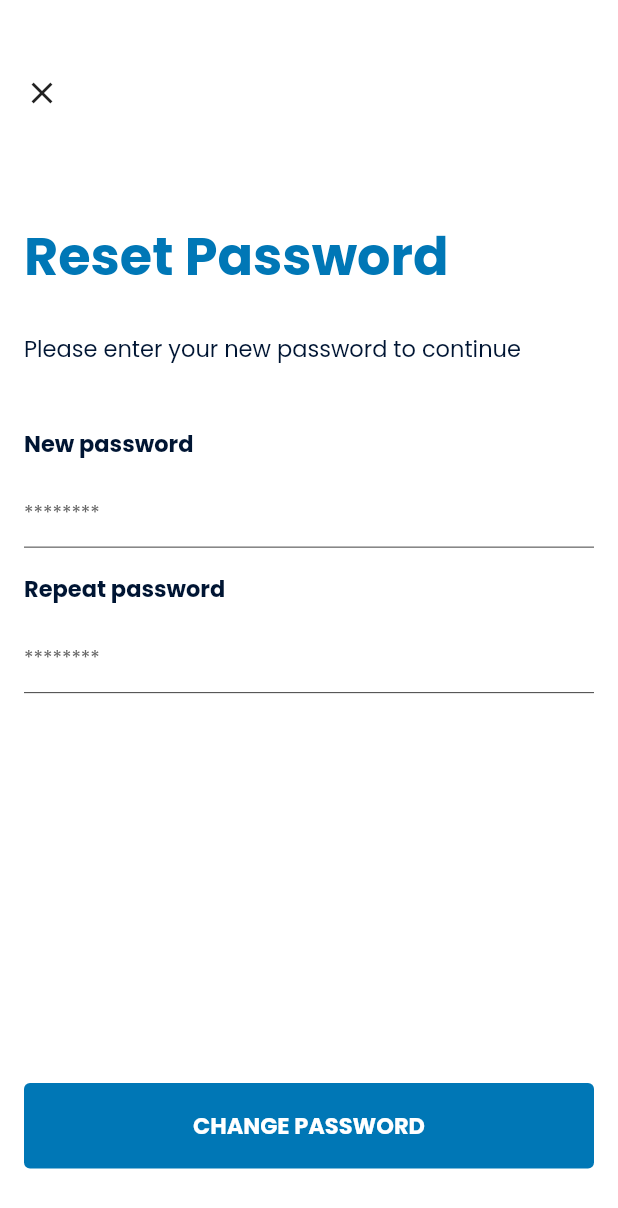
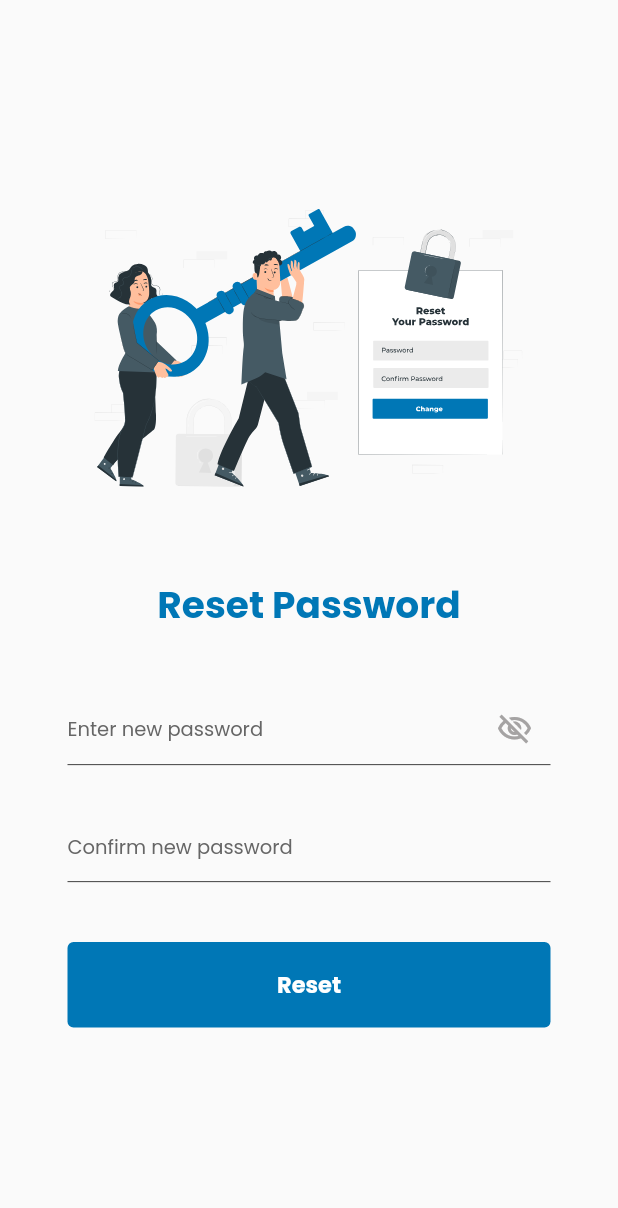
Before and after one commit to jidnation/RTesting, a Flutter app: the ResetPasswordScreen screen opened directly, on a phone screen of 412 x 824 dp. Shown: the top 1208 px of the screen. Run offline on Flutter 3.47's test engine with Material 2 defaults, Android fonts, the phone set to English and light mode, and no system bars; our stand-ins replace bubble, dio, flutter_hooks, flutter_svg, freezed_annotation, hooks_riverpod and 4 more; missing offline and left inert: flutter_overlay_loader; accounts and stored records are empty; network calls fail.

Commit message:
UI fixes: Added OTP and Reset password screens

```diff
--- a/lib/components/bottom_sheet_list_tile.dart
+++ b/lib/components/bottom_sheet_list_tile.dart
@@ -1,6 +1,5 @@
 import 'package:flutter/material.dart';
 import 'package:reach_me/utils/constants.dart';
-import 'package:reach_me/utils/extensions.dart';
 
 class KebabBottomTextButton extends StatelessWidget {
   const KebabBottomTextButton({Key? key, required this.label, this.onPressed})
--- a/lib/components/list_tile_switch.dart
+++ b/lib/components/list_tile_switch.dart
@@ -112,7 +112,9 @@ class CupertinoSwitchListTile extends StatelessWidget {
           trailing: control,
           isThreeLine: isThreeLine,
           dense: dense,
+          // ignore: unnecessary_null_comparison
           enabled: onChanged != null,
+          // ignore: unnecessary_null_comparison
           onTap: onChanged != null
               ? () {
                   onChanged(!value);
--- a/lib/screens/home/account.dart
+++ b/lib/screens/account/account.dart
@@ -5,7 +5,7 @@ import 'package:reach_me/components/bottom_sheet_list_tile.dart';
 import 'package:reach_me/components/custom_button.dart';
 import 'package:reach_me/components/profile_picture.dart';
 import 'package:reach_me/core/services/navigation/navigation_service.dart';
-import 'package:reach_me/screens/home/edit_profile_screen.dart';
+import 'package:reach_me/screens/account/edit_profile_screen.dart';
 import 'package:reach_me/screens/home/home_screen.dart';
 import 'package:reach_me/screens/home/timeline.dart' hide showKebabBottomSheet;
 import 'package:reach_me/utils/constants.dart';
--- a/lib/screens/home/edit_profile_screen.dart
+++ b/lib/screens/account/edit_profile_screen.dart
@@ -4,7 +4,7 @@ import 'package:reach_me/components/custom_textfield.dart';
 import 'package:reach_me/components/list_tile_switch.dart';
 import 'package:reach_me/components/profile_picture.dart';
 import 'package:reach_me/core/services/navigation/navigation_service.dart';
-import 'package:reach_me/screens/home/personal_info_settings.dart';
+import 'package:reach_me/screens/account/personal_info_settings.dart';
 import 'package:reach_me/utils/constants.dart';
 import 'package:reach_me/utils/extensions.dart';
 import 'package:reach_me/utils/validator.dart';
--- a/lib/screens/auth/forgot_password.dart
+++ b/lib/screens/auth/forgot_password.dart
@@ -2,11 +2,9 @@ import 'package:flutter_svg/flutter_svg.dart';
 import 'package:reach_me/components/custom_button.dart';
 import 'package:reach_me/components/custom_textfield.dart';
 import 'package:reach_me/core/services/navigation/navigation_service.dart';
-import 'package:reach_me/providers/auth.dart';
 import 'package:reach_me/screens/auth/otp_screen.dart';
 import 'package:reach_me/utils/constants.dart';
 import 'package:reach_me/utils/extensions.dart';
-import 'package:reach_me/utils/validator.dart';
 import 'package:flutter/material.dart';
 import 'package:hooks_riverpod/hooks_riverpod.dart';
 
--- a/lib/screens/auth/login_screen.dart
+++ b/lib/screens/auth/login_screen.dart
@@ -99,8 +99,7 @@ class LoginScreen extends HookConsumerWidget {
                       CustomTextField(
                         hintText: '********',
                         obscureText: true,
-                        keyboardType: TextInputType.number,
-                        maxLength: 6,
+                        keyboardType: TextInputType.text,
                         controller: _passwordController,
                         textCapitalization: TextCapitalization.none,
                         validator: (value) =>
--- a/lib/screens/auth/reset_password.dart
+++ b/lib/screens/auth/reset_password.dart
@@ -1,7 +1,9 @@
+import 'package:flutter_svg/flutter_svg.dart';
 import 'package:reach_me/components/custom_button.dart';
 import 'package:reach_me/components/custom_textfield.dart';
 import 'package:reach_me/core/services/navigation/navigation_service.dart';
 import 'package:reach_me/utils/constants.dart';
+import 'package:reach_me/utils/extensions.dart';
 import 'package:reach_me/utils/validator.dart';
 import 'package:flutter/material.dart';
 
@@ -13,88 +15,64 @@ class ResetPasswordScreen extends StatelessWidget {
   Widget build(BuildContext context) {
     var size = MediaQuery.of(context).size;
     return Scaffold(
-      body: Container(
-        width: size.width,
-        height: size.height,
-        color: AppColors.white,
-        child: Padding(
-          padding: const EdgeInsets.only(
-              left: 16.0, right: 16.0, top: 50.0, bottom: 25.0),
+        body: SafeArea(
+      child: SizedBox(
+          height: size.height,
+          width: size.width,
           child: Column(
-            crossAxisAlignment: CrossAxisAlignment.start,
-            children: [
-              GestureDetector(
-                onTap: () => NavigationService.goBack(),
-                child: const Icon(Icons.close),
-              ),
-              const SizedBox(height: 70),
-              const Text(
-                "Reset Password",
-                style: TextStyle(
-                  fontSize: 35,
-                  fontWeight: FontWeight.bold,
-                  color: AppColors.primaryColor,
+            crossAxisAlignment: CrossAxisAlignment.center,
+            mainAxisAlignment: MainAxisAlignment.center,
+            mainAxisSize: MainAxisSize.max,
+            children: <Widget>[
+              Center(
+                child: SvgPicture.asset(
+                  'assets/svgs/illustration 8-new.svg',
+                  height: 186,
+                  width: 290,
                 ),
               ),
-              const SizedBox(height: 24),
+              const SizedBox(height: 60.0),
               const Text(
-                'Please enter your new password to continue',
+                'Reset Password',
                 style: TextStyle(
-                  fontSize: 15,
-                  color: AppColors.textColor,
+                  fontWeight: FontWeight.w600,
+                  color: AppColors.primaryColor,
+                  fontSize: 25,
                 ),
               ),
               const SizedBox(height: 40),
-              const Text(
-                'New password',
-                style: TextStyle(
-                  fontSize: 15,
-                  color: AppColors.textColor,
-                  fontWeight: FontWeight.bold,
-                ),
-              ),
-              const SizedBox(height: 10),
               CustomTextField(
-                hintText: '********',
+                hintText: 'Enter new password',
                 obscureText: true,
-                keyboardType: TextInputType.visiblePassword,
+                keyboardType: TextInputType.text,
+                //controller: _passwordController,
                 textCapitalization: TextCapitalization.none,
                 validator: (value) => Validator.validatePassword(value ?? ""),
-              ),
-              const SizedBox(height: 16),
-              const Text(
-                'Repeat password',
-                style: TextStyle(
-                  fontSize: 15,
-                  color: AppColors.textColor,
-                  fontWeight: FontWeight.bold,
+                suffixIcon: const Icon(
+                  Icons.visibility_off_outlined,
+                  color: AppColors.textFieldLabelColor,
                 ),
-              ),
-              const SizedBox(height: 10),
+              ).paddingSymmetric(h: 45.0),
+              const SizedBox(height: 30),
               CustomTextField(
-                hintText: '********',
+                hintText: 'Confirm new password',
                 obscureText: true,
-                keyboardType: TextInputType.visiblePassword,
+                keyboardType: TextInputType.text,
+                //controller: _passwordController,
                 textCapitalization: TextCapitalization.none,
                 validator: (value) => Validator.validatePassword(value ?? ""),
-              ),
-              const SizedBox(height: 16),
-              const Expanded(child: SizedBox()),
+              ).paddingSymmetric(h: 45.0),
+              const SizedBox(height: 40),
               CustomButton(
-                label: 'CHANGE PASSWORD',
+                label: 'Reset',
                 color: AppColors.primaryColor,
-                onPressed: () {
-                  // NavigationService.navigateTo(VerifyAccountScreen.id);
-                },
+                onPressed: () {},
                 size: size,
                 textColor: AppColors.white,
                 borderSide: BorderSide.none,
-              ),
-              const SizedBox(height: 20),
+              ).paddingSymmetric(h: 45.0),
             ],
-          ),
-        ),
-      ),
-    );
+          )),
+    ));
   }
 }
--- a/lib/screens/auth/signup_screen.dart
+++ b/lib/screens/auth/signup_screen.dart
@@ -112,8 +112,7 @@ class SignUpScreen extends HookConsumerWidget {
                     CustomTextField(
                       hintText: '********',
                       obscureText: true,
-                      keyboardType: TextInputType.number,
-                      maxLength: 6,
+                      keyboardType: TextInputType.text,
                       controller: _passwordController,
                       textCapitalization: TextCapitalization.none,
                       validator: (value) =>
--- a/lib/screens/home/chats_list_screen.dart
+++ b/lib/screens/chat/chats_list_screen.dart
@@ -3,7 +3,7 @@ import 'package:flutter/services.dart';
 import 'package:flutter_svg/flutter_svg.dart';
 import 'package:reach_me/components/custom_textfield.dart';
 import 'package:reach_me/core/services/navigation/navigation_service.dart';
-import 'package:reach_me/screens/home/msg_chat_interface.dart';
+import 'package:reach_me/screens/chat/msg_chat_interface.dart';
 import 'package:reach_me/utils/constants.dart';
 import 'package:reach_me/utils/extensions.dart';
 
--- a/lib/screens/home/msg_chat_interface.dart
+++ b/lib/screens/chat/msg_chat_interface.dart
@@ -7,7 +7,7 @@ import 'package:reach_me/components/custom_button.dart';
 import 'package:reach_me/components/custom_textfield.dart';
 import 'package:reach_me/components/profile_picture.dart';
 import 'package:reach_me/core/services/navigation/navigation_service.dart';
-import 'package:reach_me/screens/home/chats_list_screen.dart';
+import 'package:reach_me/screens/chat/chats_list_screen.dart';
 import 'package:reach_me/screens/home/view_comments.dart';
 import 'package:reach_me/utils/constants.dart';
 import 'package:reach_me/utils/extensions.dart';
--- a/lib/screens/home/home_screen.dart
+++ b/lib/screens/home/home_screen.dart
@@ -1,5 +1,5 @@
 import 'package:flutter_svg/flutter_svg.dart';
-import 'package:reach_me/screens/home/account.dart';
+import 'package:reach_me/screens/account/account.dart';
 import 'package:reach_me/screens/home/timeline.dart';
 import 'package:reach_me/screens/home/video_moment.dart';
 import 'package:reach_me/screens/home/notification.dart';
--- a/lib/screens/home/timeline.dart
+++ b/lib/screens/home/timeline.dart
@@ -3,8 +3,7 @@ import 'package:flutter/services.dart';
 import 'package:flutter_svg/flutter_svg.dart';
 import 'package:reach_me/components/bottom_sheet_list_tile.dart';
 import 'package:reach_me/core/services/navigation/navigation_service.dart';
-import 'package:reach_me/screens/home/chats_list_screen.dart';
-import 'package:reach_me/screens/home/home_screen.dart';
+import 'package:reach_me/screens/chat/chats_list_screen.dart';
 import 'package:reach_me/screens/home/view_comments.dart';
 import 'package:reach_me/utils/constants.dart';
 import 'package:reach_me/utils/extensions.dart';
--- a/lib/screens/onboarding/onboarding.dart
+++ b/lib/screens/onboarding/onboarding.dart
@@ -1,5 +1,4 @@
 import 'package:reach_me/core/services/navigation/navigation_service.dart';
-import 'package:reach_me/screens/auth/login_screen.dart';
 import 'package:reach_me/screens/onboarding/rm_onboarding_model.dart';
 import 'package:reach_me/screens/onboarding/rm_onboarding_screen.dart';
 import 'package:flutter/material.dart';
```
Also changed, not shown: lib/routes/routes.dart (+14 -16 lines), lib/screens/auth/otp_screen.dart (+71 -73 lines), lib/screens/onboarding/rm_onboarding_screen.dart (+0 -27 lines), lib/screens/account/personal_info_settings.dart (renamed from lib/screens/home/personal_info_settings.dart).
